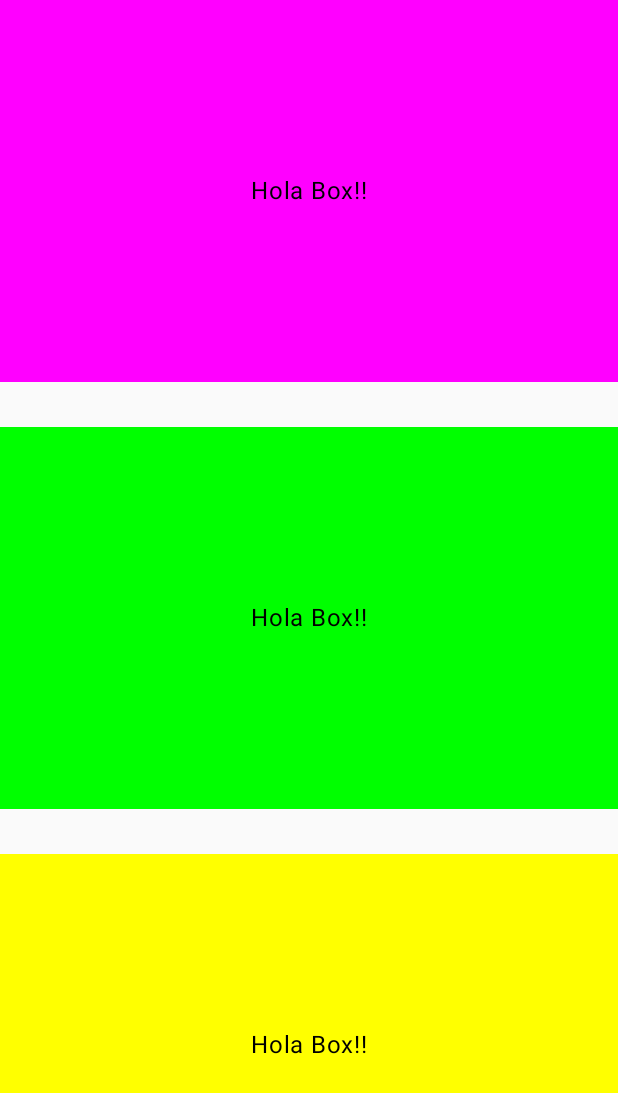
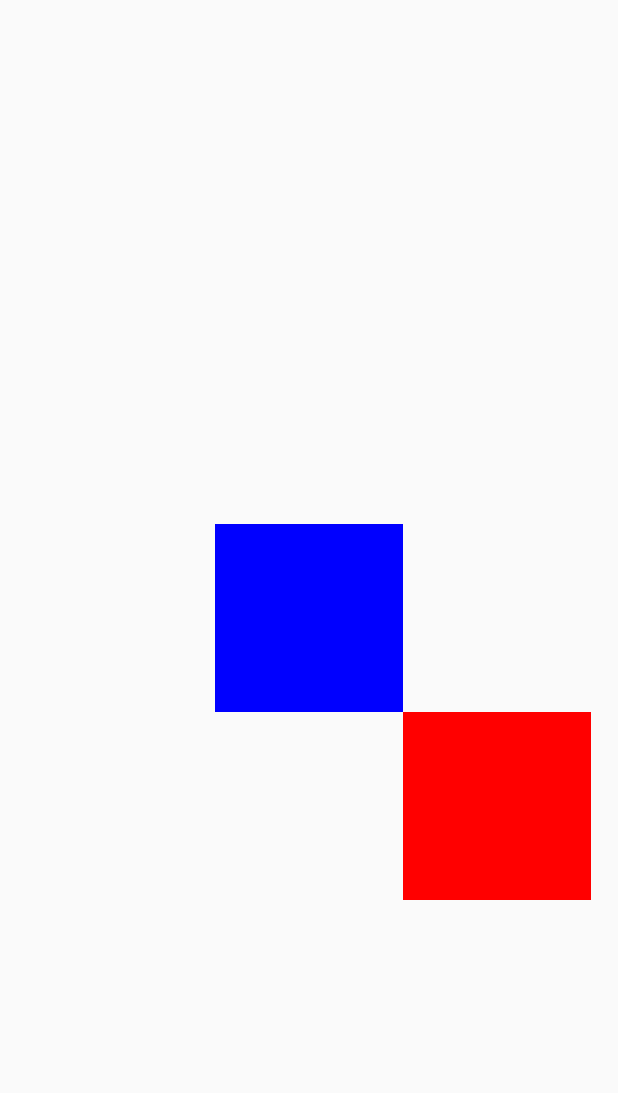
Before and after one commit to inoricode28/Android_Compose_Training, an Android app built with Jetpack Compose: the screen it shows after launch (MainActivity), on a phone screen of 412 x 824 dp. Shown: the top 1093 px of the screen. Run offline under Robolectric (Android 15) with nearby library versions, the light colour scheme and no system bars; our stand-ins replace constraintlayout-compose.

Commit message:
ContrainLayout

```diff
--- a/PrimerApp/app/build.gradle.kts
+++ b/PrimerApp/app/build.gradle.kts
@@ -49,6 +49,7 @@ dependencies {
     implementation(libs.androidx.compose.ui.graphics)
     implementation(libs.androidx.compose.ui.tooling.preview)
     implementation(libs.androidx.compose.material3)
+    implementation("androidx.constraintlayout:constraintlayout-compose:1.1.1")
     testImplementation(libs.junit)
     androidTestImplementation(libs.androidx.junit)
     androidTestImplementation(libs.androidx.espresso.core)
--- a/PrimerApp/app/src/main/java/com/example/primerapp/ContainerScreen.kt
+++ b/PrimerApp/app/src/main/java/com/example/primerapp/ContainerScreen.kt
@@ -11,6 +11,7 @@ import androidx.compose.foundation.layout.fillMaxSize
 import androidx.compose.foundation.layout.fillMaxWidth
 import androidx.compose.foundation.layout.height
 import androidx.compose.foundation.layout.padding
+import androidx.compose.foundation.layout.size
 import androidx.compose.material3.Text
 import androidx.compose.runtime.Composable
 import androidx.compose.ui.Alignment
@@ -19,6 +20,7 @@ import androidx.compose.ui.graphics.Color
 import androidx.compose.ui.text.style.TextAlign
 import androidx.compose.ui.tooling.preview.Preview
 import androidx.compose.ui.unit.dp
+import androidx.constraintlayout.compose.ConstraintLayout
 import com.example.primerapp.ui.theme.PrimerAppTheme
 
 
@@ -26,7 +28,7 @@ import com.example.primerapp.ui.theme.PrimerAppTheme
 @Composable
 fun GreetingPreview() {
     PrimerAppTheme {
-        MiComponenteComplejo()
+        EjemploConstrain()
 
     }
 }
@@ -44,7 +46,9 @@ fun MiComponenteComplejo(){
             Text(text = "Hola Box!!")
 
         }
+
         Spacer(modifier = Modifier.height(30.dp))
+
         Box (modifier = Modifier
             .fillMaxWidth()
             .weight(1f)
@@ -56,6 +60,7 @@ fun MiComponenteComplejo(){
         }
 
         Spacer(modifier = Modifier.height(30.dp))
+
         Box (modifier = Modifier
             .fillMaxWidth()
             .weight(1f)
@@ -91,3 +96,31 @@ fun MiColumnaPrueba(){
 
     }
 }
+
+@Composable
+fun EjemploConstrain(){
+    ConstraintLayout (modifier = Modifier.fillMaxSize())
+    {
+        val (boxBlue, boxRed) = createRefs()
+        //val guiaLineaArriba = createGuidelineFromTop(0.1f)
+
+        Box(modifier = Modifier.size(125.dp)
+            .background(Color.Blue)
+            .constrainAs(boxBlue)
+            {
+                top.linkTo(parent.top)
+                start.linkTo(parent.start)
+                end.linkTo(parent.end)
+                bottom.linkTo(parent.bottom)
+            })
+
+        Box(modifier = Modifier.size(125.dp)
+            .background(Color.Red)
+            .constrainAs(boxRed)
+            {
+                top.linkTo(boxBlue.bottom)
+                start.linkTo(boxBlue.end)
+
+            })
+    }
+}
--- a/PrimerApp/app/src/main/java/com/example/primerapp/MainActivity.kt
+++ b/PrimerApp/app/src/main/java/com/example/primerapp/MainActivity.kt
@@ -19,7 +19,7 @@ class MainActivity : ComponentActivity() {
         enableEdgeToEdge()
         setContent {
             PrimerAppTheme {
-                MiComponenteComplejo()
+                EjemploConstrain()
             }
         }
     }
```
